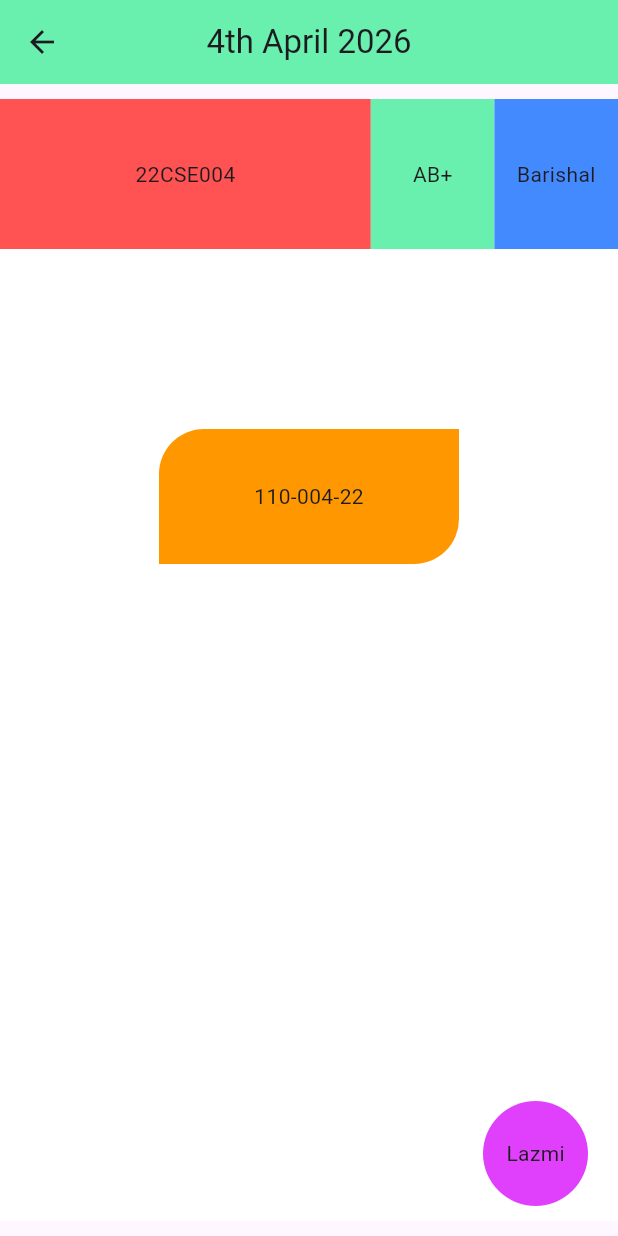
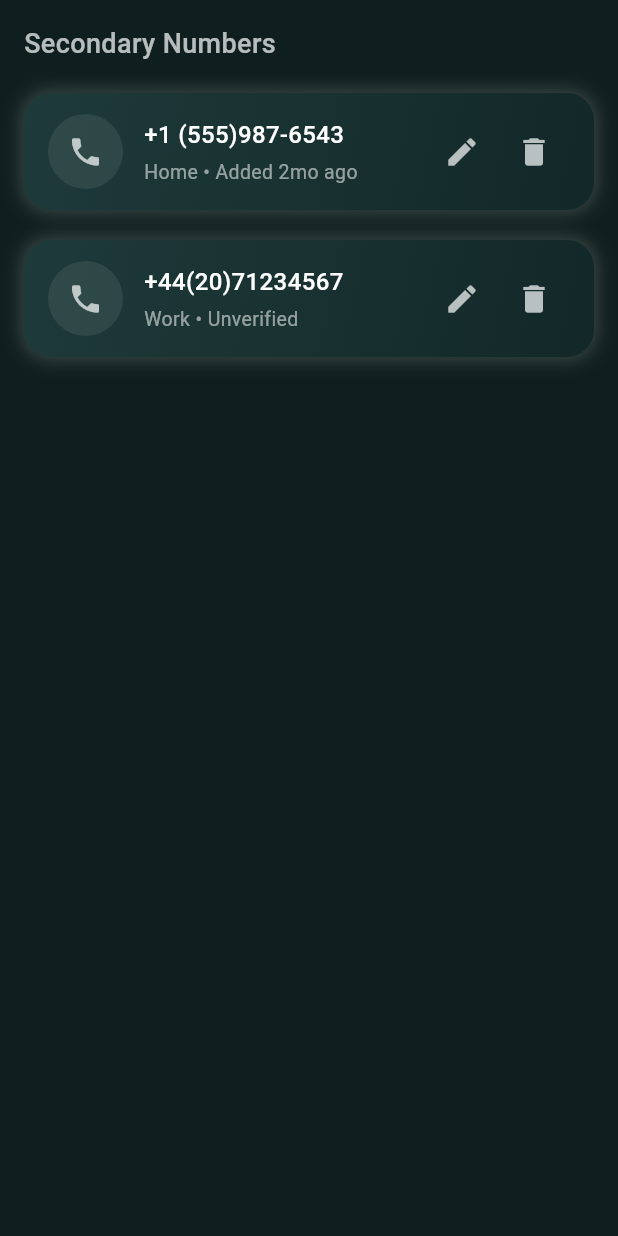
Before and after one commit to lazmi32167/Layout-Design-02-in-MAD, a Flutter app: the screen it shows after launch, on a phone screen of 412 x 824 dp. Run offline on Flutter 3.47's test engine with Material 3 defaults, Android fonts, the phone set to English and light mode, and no system bars.

Commit message:
initial commit

```diff
--- a/lib/main.dart
+++ b/lib/main.dart
@@ -1,97 +1,55 @@
- import 'package:flutter/material.dart';
+import 'package:flutter/material.dart';
 
 void main() {
-  runApp(const BUCSE9());
+  runApp(const MyApp());
 }
 
-class BUCSE9 extends StatelessWidget {
-  const BUCSE9({super.key});
+class MyApp extends StatelessWidget {
+  const MyApp({super.key});
 
   @override
   Widget build(BuildContext context) {
-    return MaterialApp(
+    return const MaterialApp(
       debugShowCheckedModeBanner: false,
-      home: Scaffold(
-        appBar:
-         AppBar(
-          title: Text("4th April 2026"),
-          backgroundColor: Colors.greenAccent,
-          centerTitle: true,
+      home: PhoneScreen(),
+    );
+  }
+}
 
-          leading: Icon(Icons.arrow_back),
-        ),
-        body:
-        SafeArea(
-          child: Stack(
+class PhoneScreen extends StatelessWidget {
+  const PhoneScreen({super.key});
+
+  @override
+  Widget build(BuildContext context) {
+    return Scaffold(
+      backgroundColor: const Color(0xFF0F1E1E),
+      body: SafeArea(
+        child: Padding(
+          padding: const EdgeInsets.all(16),
+          child: Column(
+            crossAxisAlignment: CrossAxisAlignment.start,
             children: [
-              Container(
-                color: Colors.white,
-                margin: EdgeInsetsDirectional.symmetric(horizontal: 0, vertical: 10),
-                child: Column(
-                  mainAxisAlignment: MainAxisAlignment.start,
-                  children: [
-                    Row(
-                      mainAxisAlignment: MainAxisAlignment.spaceAround,
-                      children: [
-                        Expanded(
-                          flex: 6,
-                          child: Container(
-                             height:100,
-                            color: Colors.redAccent,
-                            child: Center(child: Text("22CSE004")),
-                          ),
-                        ),
-                        Expanded(
-                          flex: 2,
-                          child: Container(
-                             height:100,
-                            color: Colors.greenAccent,
-                            child: Center(child: Text("AB+")),
-                          ),
-                        ),
-                        Expanded(
-                          flex: 2,
-                          child: Container(
-                             height:100,
-                            color: Colors.blueAccent,
-                            child: Center(child: Text("Barishal")),
-                          ),
-                        ),
-                      ],
-                    ),
-
-                    const SizedBox(height: 120),
-
-                    Center(
-                      child: Container(
-                        height: 90,
-                        width: 200,
-                        decoration: const BoxDecoration(
-                          color: Colors.orange,
-                          borderRadius: BorderRadius.only(
-                            topLeft: Radius.circular(30),
-                            bottomRight: Radius.circular(30),
-                          ),
-                        ),
-                        child: const Center(child: Text("110-004-22")),
-                      ),
-                    ),
-                  ],
+              const Text(
+                "Secondary Numbers",
+                style: TextStyle(
+                  color: Colors.white70,
+                  fontSize: 18,
+                  fontWeight: FontWeight.w500,
                 ),
               ),
 
-              Positioned(
-                bottom: 20,
-                right: 20,
-                child: Container(
-                  height: 70,
-                  width: 70,
-                  decoration: const BoxDecoration(
-                    shape: BoxShape.circle,
-                    color: Colors.purpleAccent,
-                  ),
-                  child: const Center(child: Text("Lazmi")),
-                ),
+              const SizedBox(height: 20),
+
+              phoneCard(
+                number: "+1 (555)987-6543",
+                label: "Home • Added 2mo ago",
+              ),
+
+              const SizedBox(height: 20),
+
+              phoneCard(
+                number: "+44(20)71234567",
+                label: "Work • Unverified",
               ),
             ],
           ),
@@ -99,4 +57,86 @@ class BUCSE9 extends StatelessWidget {
       ),
     );
   }
+
+  Widget phoneCard({
+    required String number,
+    required String label,
+  }) {
+    return Container(
+      padding: const EdgeInsets.symmetric(horizontal: 16, vertical: 14),
+      decoration: BoxDecoration(
+        borderRadius: BorderRadius.circular(18),
+
+        gradient: const LinearGradient(
+          colors: [
+            Color(0xFF1E3A3A),
+            Color(0xFF132828),
+          ],
+          begin: Alignment.topLeft,
+          end: Alignment.bottomRight,
+        ),
+
+        boxShadow: [
+          BoxShadow(
+            color: Colors.white.withOpacity(0.2),
+            blurRadius: 10,
+            spreadRadius: 1,
+          ),
+        ],
+      ),
+
+      child: Row(
+        children: [
+          Container(
+            height: 50,
+            width: 50,
+            decoration: BoxDecoration(
+              shape: BoxShape.circle,
+              color: Colors.white.withOpacity(0.08),
+            ),
+            child: const Icon(
+              Icons.phone,
+              color: Colors.white70,
+            ),
+          ),
+
+          const SizedBox(width: 14),
+
+          Expanded(
+            child: Column(
+              crossAxisAlignment: CrossAxisAlignment.start,
+              children: [
+                Text(
+                  number,
+                  style: const TextStyle(
+                    color: Colors.white,
+                    fontSize: 16,
+                    fontWeight: FontWeight.w500,
+                  ),
+                ),
+                const SizedBox(height: 4),
+                Text(
+                  label,
+                  style: const TextStyle(
+                    color: Colors.white54,
+                    fontSize: 13,
+                  ),
+                ),
+              ],
+            ),
+          ),
+
+          IconButton(
+            onPressed: () {},
+            icon: const Icon(Icons.edit, color: Colors.white70),
+          ),
+
+          IconButton(
+            onPressed: () {},
+            icon: const Icon(Icons.delete, color: Colors.white70),
+          ),
+        ],
+      ),
+    );
+  }
 }
```
